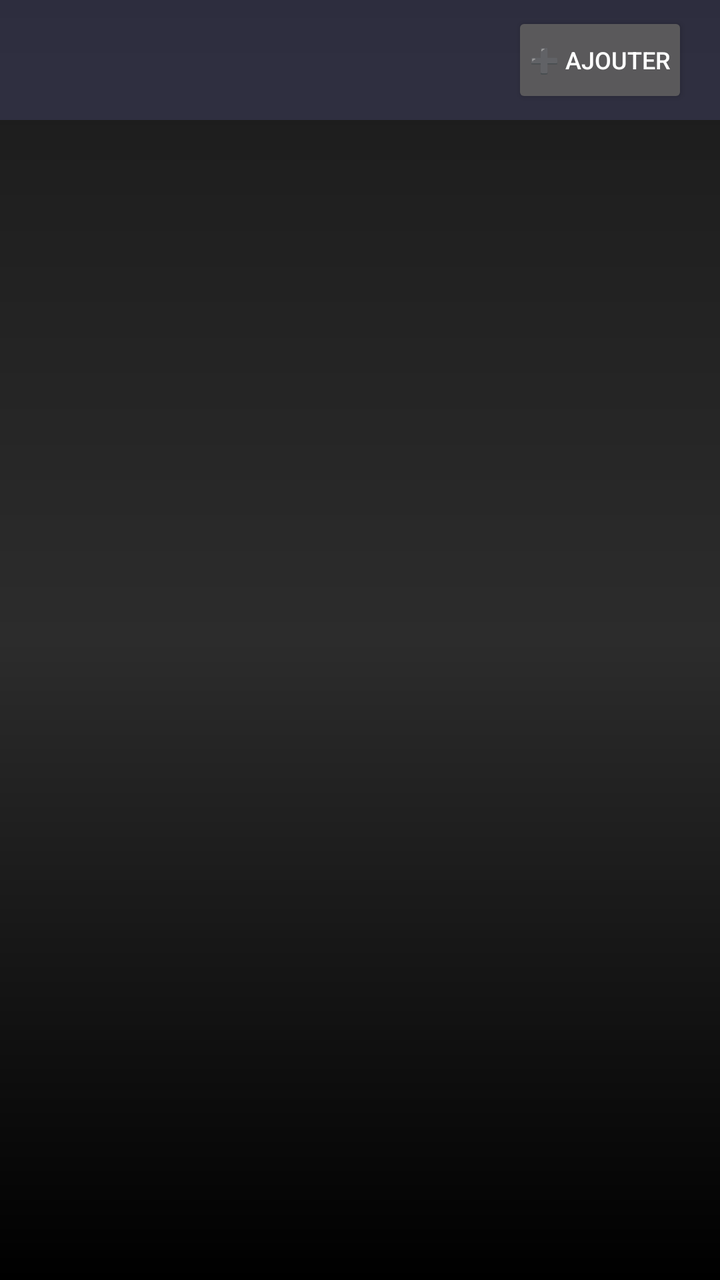
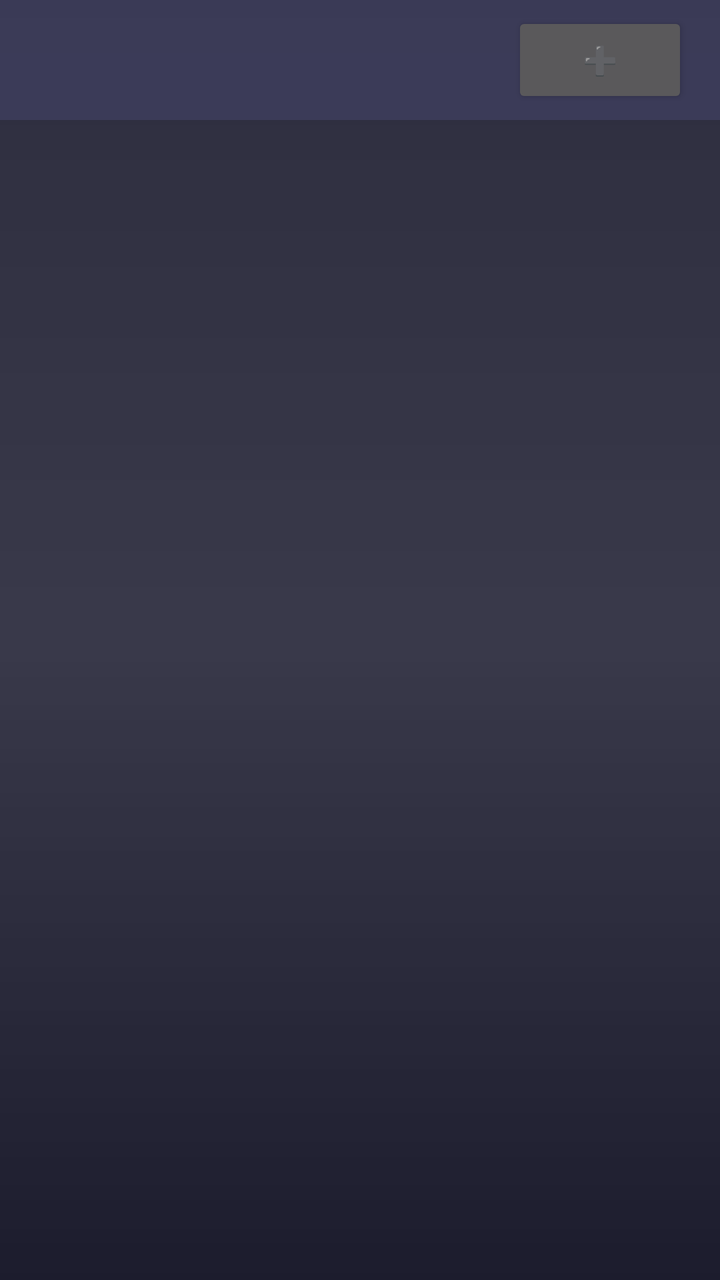

Compare the two renders of this Android layout. The source of the first and the diff that turns it into the second are given below.
<!-- AndroidManifest.xml: application theme Theme.ConsolePSP -->
<!-- res/layout/activity_main.xml -->
<?xml version="1.0" encoding="utf-8"?>
<LinearLayout xmlns:android="http://schemas.android.com/apk/res/android"
    android:layout_width="match_parent"
    android:layout_height="match_parent"
    android:orientation="vertical"
    android:background="@drawable/gradient_background">

    <FrameLayout
        android:layout_width="match_parent"
        android:layout_height="60dp"
        android:background="@color/primary">

        <TextView
            android:id="@+id/txt_title"
            android:layout_width="wrap_content"
            android:layout_height="wrap_content"
            android:layout_gravity="center"
            android:textSize="24sp"
            android:textStyle="bold"
            android:textColor="@color/text_primary" />

        <Button
            android:id="@+id/btn_add_game"
            android:layout_width="wrap_content"
            android:layout_height="wrap_content"
            android:layout_gravity="end|center_vertical"
            android:layout_marginEnd="16dp"
            android:text="➕ Ajouter"
            android:textColor="@color/text_primary"
            android:textSize="12sp"
            android:padding="8dp" />

    </FrameLayout>

    <ProgressBar
        android:id="@+id/progress_loading"
        android:layout_width="wrap_content"
        android:layout_height="wrap_content"
        android:layout_gravity="center"
        android:visibility="gone" />

    <androidx.recyclerview.widget.RecyclerView
        android:id="@+id/games_grid"
        android:layout_width="match_parent"
        android:layout_height="0dp"
        android:layout_weight="1"
        android:padding="16dp" />

</LinearLayout>
<!-- resources referenced by this layout -->
<resources>
  <color name="primary">#55555588</color>
  <color name="text_primary">#ffffff</color>
  <!-- drawable gradient_background (drawable) -->
  <?xml version="1.0" encoding="utf-8"?>
  <shape xmlns:android="http://schemas.android.com/apk/res/android">
  
      <gradient
          android:startColor="#1A1A1A"
          android:centerColor="#2C2C2C"
          android:endColor="#000000"
          android:angle="270"/>
  
  </shape>
  <style name="Theme.ConsolePSP" parent="Theme.AppCompat.NoActionBar">
          <item name="colorPrimary">@color/primary</item>
          <item name="colorPrimaryDark">@color/primary_dark</item>
          <item name="colorAccent">@color/secondary</item>
          <item name="android:windowBackground">@drawable/gradient_background</item>
          <item name="android:textColorPrimary">@color/text_primary</item>
          <item name="android:textColorSecondary">@color/text_secondary</item>
      </style>
  <color name="primary_dark">#44444488</color>
  <color name="secondary">#88888888</color>
  <color name="text_secondary">#cccccccc</color>
</resources>

<!-- the commit's change to res/layout/activity_main.xml (unified diff, before → after) -->
@@ -3,7 +3,7 @@
     android:layout_width="match_parent"
     android:layout_height="match_parent"
     android:orientation="vertical"
-    android:background="@drawable/gradient_background">
+    android:background="@color/background">
 
     <FrameLayout
         android:layout_width="match_parent"
@@ -25,10 +25,8 @@
             android:layout_height="wrap_content"
             android:layout_gravity="end|center_vertical"
             android:layout_marginEnd="16dp"
-            android:text="➕ Ajouter"
-            android:textColor="@color/text_primary"
-            android:textSize="12sp"
-            android:padding="8dp" />
+            android:text="➕"
+            android:textColor="@color/text_primary" />
 
     </FrameLayout>
 
<!-- resource entries referenced after the edit -->
@@ -1,5 +1,6 @@
 <!-- resources referenced by this layout -->
 <resources>
+  <color name="background">#55555588</color>
   <color name="primary">#55555588</color>
   <color name="text_primary">#ffffff</color>
   <!-- drawable gradient_background (drawable) -->
